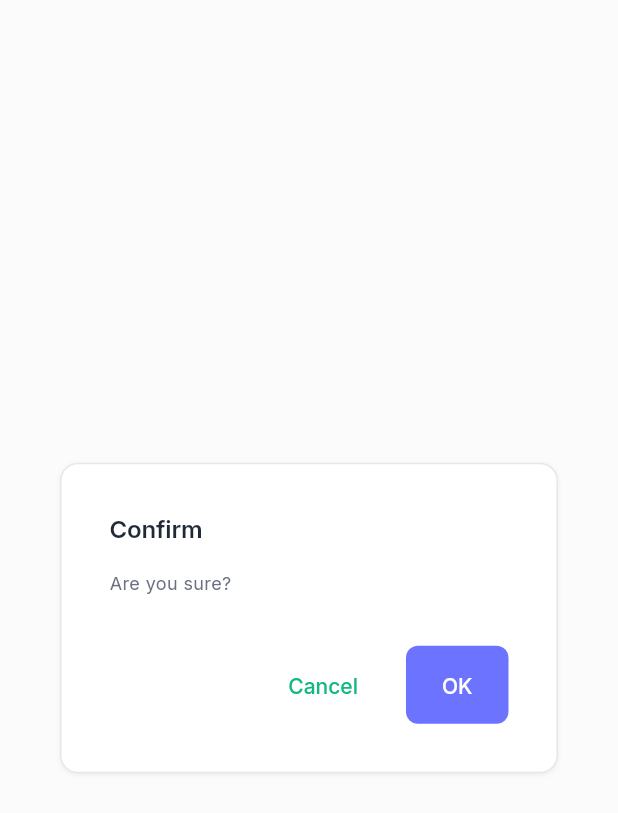
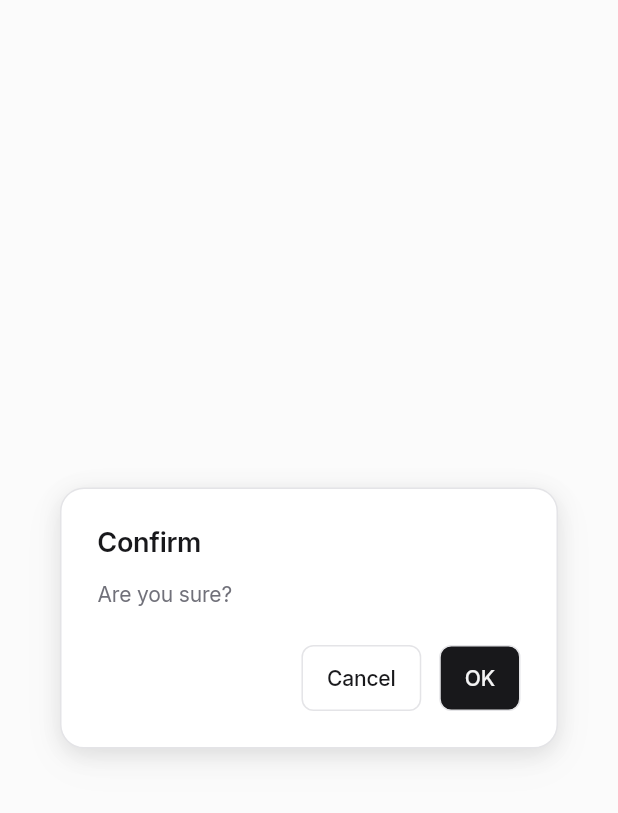
Before and after one commit to Arjun6112/off_gpt-flutter, a Flutter app: the AskDialog widget shown alone on an empty page, opened directly, on a phone screen of 412 x 824 dp. Shown: the top 813 px of the screen. Run offline on Flutter 3.47's test engine with Material 3 defaults, Android fonts, the phone set to English and light mode, and no system bars; our stand-ins replace easy_localization, event_bus, flutter_advanced_drawer, flutter_chat_types, flutter_chat_ui, flutter_markdown and 8 more; missing offline and left inert: app_settings, ollama_dart, split_view; accounts and stored records are empty; network calls fail.

Commit message:
Add translations for "No chats found" and update dialog styles for improved UI

```diff
--- a/assets/translations/en-US.json
+++ b/assets/translations/en-US.json
@@ -23,6 +23,7 @@
   "l_confirm": "Confirm",
   "l_cancel": "Cancel",
   "l_no_models": "No model",
+  "l_no_items": "No chats found",
   "l_q1": "What is OffGPT?",
   "l_a1": "OffGPT is a client app that communicates with the Olama server. Users can ask questions to the LLM installed on the server through OffGPT",
   "l_q2": "How do I connect to the Olama server?",
--- a/lib/main.dart
+++ b/lib/main.dart
@@ -113,6 +113,7 @@ class _InitializationWrapperState extends State<InitializationWrapper> {
       builder: (context, provider, _) {
         if (!provider.isInitialized) {
           return Scaffold(
+            backgroundColor: const Color(0xFF18181B), // Zinc-900
             body: Center(
               child: Column(
                 mainAxisAlignment: MainAxisAlignment.center,
--- a/lib/services/chat_service.dart
+++ b/lib/services/chat_service.dart
@@ -134,7 +134,7 @@ class ChatService {
         final tokensPerSecond = tokens / seconds;
 
         answer += "\n\n Model-$modelName   " +
-            "\nToken/Sec: ${tokensPerSecond.toStringAsFixed(1)}";
+            "\n Speed - ${tokensPerSecond.toStringAsFixed(1)} Token/Sec";
 
         onMessageUpdate(answer);
 
--- a/lib/views/settings.dart
+++ b/lib/views/settings.dart
@@ -290,11 +290,6 @@ class _MySettingsState extends State<MySettings> {
           tr("l_delete_all"), Icons.arrow_forward_ios, () {
         _deleteAllRecords();
       }),
-
-      ActionCardPanel(Icons.settings_applications_outlined, tr("l_app_info"),
-          null, Icons.arrow_forward_ios, () {
-        AppSettings.openAppSettings();
-      }),
     ];
 
     final content = Container(
--- a/lib/widgets/dialogs.dart
+++ b/lib/widgets/dialogs.dart
@@ -1,6 +1,4 @@
 import 'package:flutter/material.dart';
-import '../theme/app_theme.dart';
-import '../widgets/modern_components.dart';
 
 class AskDialog extends StatelessWidget {
   final String title;
@@ -51,48 +49,152 @@ class AskDialog extends StatelessWidget {
   Widget build(BuildContext context) {
     final isDark = Theme.of(context).brightness == Brightness.dark;
     return Dialog(
-      backgroundColor: AppColors.surface(isDark),
-      shape: RoundedRectangleBorder(
-        borderRadius: BorderRadius.circular(AppBorderRadius.lg),
+      backgroundColor: Colors.transparent,
+      elevation: 0,
+      child: Container(
+        decoration: BoxDecoration(
+          color: isDark
+              ? const Color(0xFF09090B) // Zinc-950
+              : const Color(0xFFFFFFFF), // Pure white
+          borderRadius: BorderRadius.circular(16),
+          border: Border.all(
+            color: isDark
+                ? const Color(0xFF27272A) // Zinc-800
+                : const Color(0xFFE4E4E7), // Zinc-200
+            width: 1,
           ),
-      child: ModernCard(
-        margin: EdgeInsets.zero,
-        padding: const EdgeInsets.all(AppSpacing.xl),
+          boxShadow: [
+            // Modern shadow similar to chat UI
+            BoxShadow(
+              color: isDark
+                  ? Colors.black.withValues(alpha: 0.4)
+                  : Colors.black.withValues(alpha: 0.1),
+              blurRadius: 12,
+              offset: const Offset(0, 4),
+              spreadRadius: 0,
+            ),
+            BoxShadow(
+              color: isDark
+                  ? Colors.black.withValues(alpha: 0.2)
+                  : Colors.black.withValues(alpha: 0.03),
+              blurRadius: 24,
+              offset: const Offset(0, 8),
+              spreadRadius: 0,
+            ),
+          ],
+        ),
+        padding: const EdgeInsets.all(24),
         child: Column(
           mainAxisSize: MainAxisSize.min,
           crossAxisAlignment: CrossAxisAlignment.start,
           children: [
             Text(
               title,
-              style: AppTypography.headingLarge,
+              style: TextStyle(
+                color: isDark
+                    ? const Color(0xFFF4F4F5) // Zinc-100
+                    : const Color(0xFF18181B), // Zinc-900
+                fontSize: 18,
+                fontWeight: FontWeight.w600,
+                height: 1.3,
+                letterSpacing: -0.2,
               ),
-            const SizedBox(height: AppSpacing.md),
+            ),
+            const SizedBox(height: 12),
             Text(
               message,
-              style: AppTypography.bodyMedium.copyWith(
-                color: AppColors.textSecondary(isDark),
+              style: TextStyle(
+                color: isDark
+                    ? const Color(0xFFA1A1AA) // Zinc-400
+                    : const Color(0xFF71717A), // Zinc-500
+                fontSize: 14,
+                fontWeight: FontWeight.w400,
+                height: 1.5,
+                letterSpacing: -0.1,
               ),
             ),
-            const SizedBox(height: AppSpacing.xl),
+            const SizedBox(height: 24),
             Row(
               mainAxisAlignment: MainAxisAlignment.end,
               children: [
-                ModernButton(
-                  text: cancelLabel,
-                  style: ModernButtonStyle.ghost,
-                  onPressed: () {
+                // Cancel Button
+                Material(
+                  color: Colors.transparent,
+                  child: InkWell(
+                    onTap: () {
                       Navigator.of(context).pop(false);
                       onCancel?.call();
                     },
+                    borderRadius: BorderRadius.circular(8),
+                    child: Container(
+                      padding: const EdgeInsets.symmetric(
+                        horizontal: 16,
+                        vertical: 10,
                       ),
-                const SizedBox(width: AppSpacing.sm),
-                ModernButton(
-                  text: confirmLabel,
-                  style: ModernButtonStyle.primary,
-                  onPressed: () {
+                      decoration: BoxDecoration(
+                        color: Colors.transparent,
+                        borderRadius: BorderRadius.circular(8),
+                        border: Border.all(
+                          color: isDark
+                              ? const Color(0xFF27272A) // Zinc-800
+                              : const Color(0xFFE4E4E7), // Zinc-200
+                          width: 1,
+                        ),
+                      ),
+                      child: Text(
+                        cancelLabel,
+                        style: TextStyle(
+                          color: isDark
+                              ? const Color(0xFFF4F4F5) // Zinc-100
+                              : const Color(0xFF18181B), // Zinc-900
+                          fontSize: 14,
+                          fontWeight: FontWeight.w500,
+                          letterSpacing: -0.1,
+                        ),
+                      ),
+                    ),
+                  ),
+                ),
+                const SizedBox(width: 12),
+                // Confirm Button
+                Material(
+                  color: Colors.transparent,
+                  child: InkWell(
+                    onTap: () {
                       Navigator.of(context).pop(true);
                       onConfirm?.call();
                     },
+                    borderRadius: BorderRadius.circular(8),
+                    child: Container(
+                      padding: const EdgeInsets.symmetric(
+                        horizontal: 16,
+                        vertical: 10,
+                      ),
+                      decoration: BoxDecoration(
+                        color: isDark
+                            ? const Color(0xFFF4F4F5) // Zinc-100
+                            : const Color(0xFF18181B), // Zinc-900
+                        borderRadius: BorderRadius.circular(8),
+                        border: Border.all(
+                          color: isDark
+                              ? const Color(0xFF27272A) // Zinc-800
+                              : const Color(0xFFE4E4E7), // Zinc-200
+                          width: 1,
+                        ),
+                      ),
+                      child: Text(
+                        confirmLabel,
+                        style: TextStyle(
+                          color: isDark
+                              ? const Color(0xFF18181B) // Zinc-900
+                              : const Color(0xFFF4F4F5), // Zinc-100
+                          fontSize: 14,
+                          fontWeight: FontWeight.w500,
+                          letterSpacing: -0.1,
+                        ),
+                      ),
+                    ),
+                  ),
                 ),
               ],
             ),
```
Also changed, not shown: lib/models/model_manager.dart (line endings or trailing spaces). Lines whose indentation alone changed are shown as unchanged.
